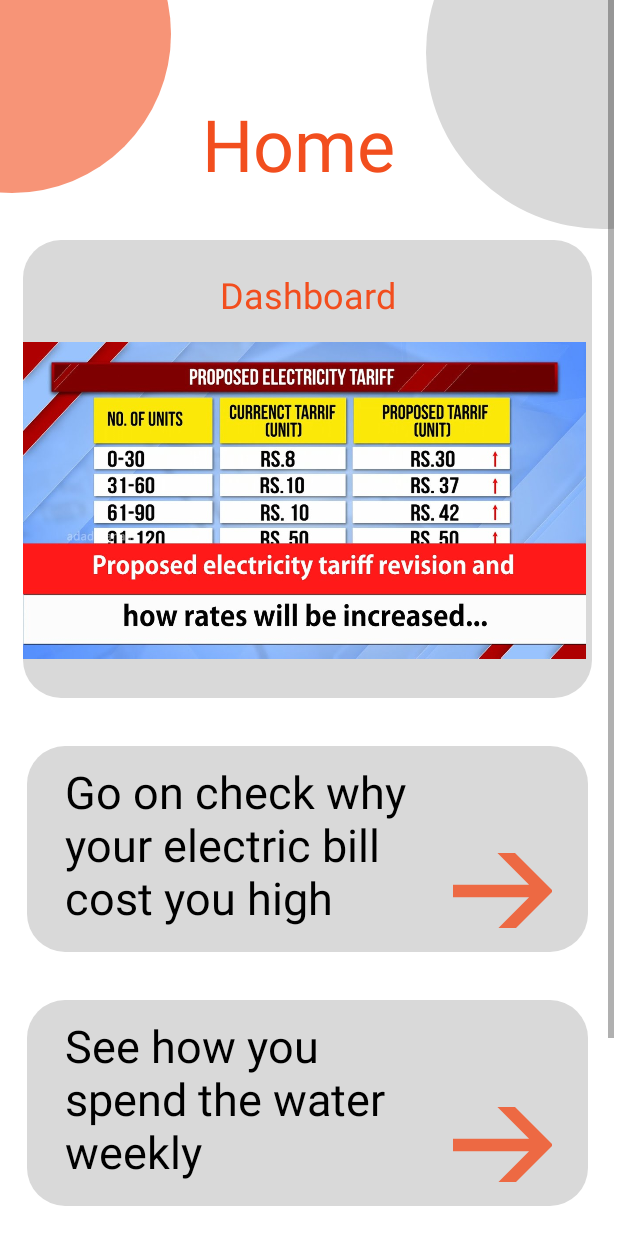
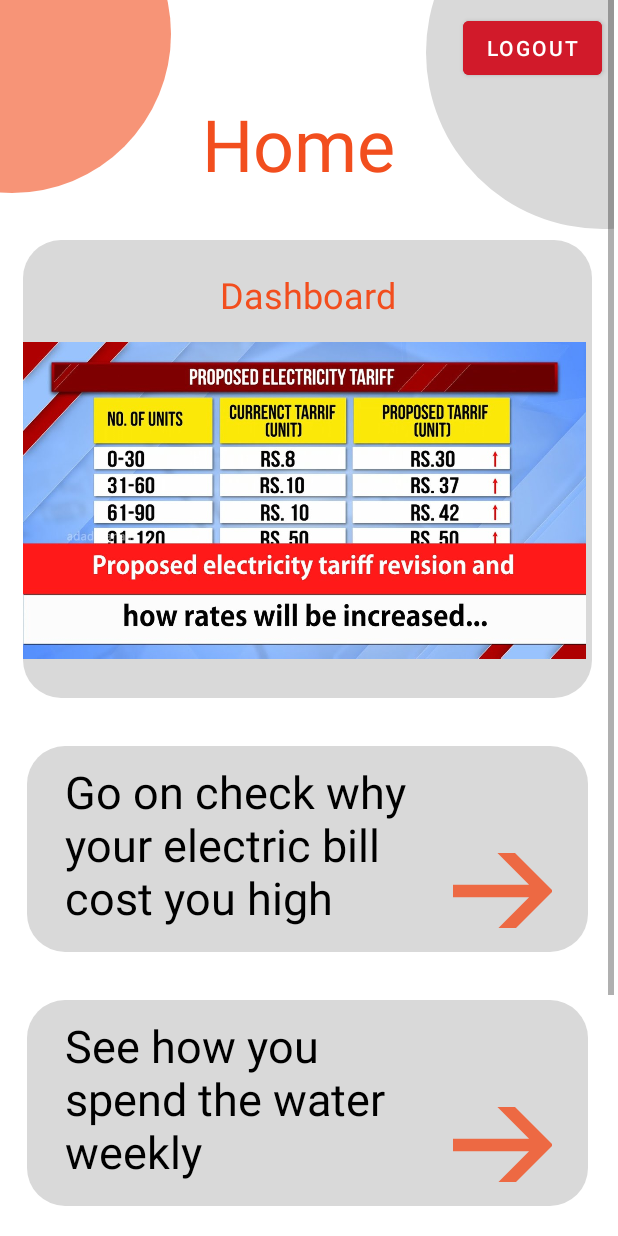
Before and after one commit to IT21333620/Utility-Manager, an Android app: the layout fragment_home_fragment.xml on its own in the app's theme, with its tools: preview values and no code run, on a phone screen of 412 x 824 dp. Run offline under Robolectric (Android 15) with nearby library versions, the phone set to English and light mode, and no system bars.

Commit message:
Init Commit dimen

```diff
--- a/app/src/main/AndroidManifest.xml
+++ b/app/src/main/AndroidManifest.xml
@@ -11,6 +11,9 @@
         android:supportsRtl="true"
         android:theme="@style/Theme.UtilityManager"
         tools:targetApi="31">
+        <activity
+            android:name=".electricity_warning_notification"
+            android:exported="false" />
         <activity
             android:name=".register"
             android:exported="false" />
--- /dev/null
+++ b/app/src/main/res/drawable/icon_warning_24.xml
@@ -0,0 +1,5 @@
+<vector android:height="48dp" android:tint="#EED202"
+    android:viewportHeight="24" android:viewportWidth="24"
+    android:width="48dp" xmlns:android="http://schemas.android.com/apk/res/android">
+    <path android:fillColor="@android:color/white" android:pathData="M1,21h22L12,2 1,21zM13,18h-2v-2h2v2zM13,14h-2v-4h2v4z"/>
+</vector>
--- a/app/src/main/res/layout/fragment_home_fragment.xml
+++ b/app/src/main/res/layout/fragment_home_fragment.xml
@@ -187,12 +187,14 @@
             android:layout_width="374dp"
             android:layout_height="137dp"
             android:layout_marginTop="32dp"
+            android:layout_marginBottom="50dp"
             android:background="@drawable/squre1"
             android:paddingLeft="25dp"
             android:paddingTop="10dp"
             android:text="@string/other_home"
             android:textColor="@color/black"
             android:textSize="30sp"
+            app:layout_constraintBottom_toBottomOf="parent"
             app:layout_constraintEnd_toEndOf="parent"
             app:layout_constraintHorizontal_bias="0.485"
             app:layout_constraintStart_toStartOf="parent"
@@ -223,5 +225,16 @@
             app:layout_constraintStart_toStartOf="@+id/textView90"
             app:layout_constraintTop_toTopOf="@+id/textView90" />
 
+        <Button
+            android:id="@+id/button24"
+            android:layout_width="wrap_content"
+            android:layout_height="@dimen/btn_height"
+            android:layout_marginTop="8dp"
+            android:layout_marginEnd="8dp"
+            android:backgroundTint="@color/red_cancel"
+            android:text="@string/logout"
+            app:layout_constraintEnd_toEndOf="parent"
+            app:layout_constraintTop_toTopOf="parent" />
+
     </androidx.constraintlayout.widget.ConstraintLayout>
 </ScrollView>
--- a/app/src/main/res/values/colors.xml
+++ b/app/src/main/res/values/colors.xml
@@ -12,4 +12,5 @@
     <color name="orange2">#FB9375</color>
     <color name="red_cancel">#D11A2A</color>
     <color name="Transparent">#00FFFFFF</color>
+    <color name="warning">#eed202</color>
 </resources>
--- a/app/src/main/res/values/strings.xml
+++ b/app/src/main/res/values/strings.xml
@@ -215,4 +215,8 @@
     <string name="reg3">### ##### ###</string>
     <string name="reg4">Enter Password</string>
     <string name="reg5">Re-Enter Password</string>
+    <string name="logout">Logout</string>
+    <string name="warning">Warning</string>
+    <string name="warning_msg">Your estimated unit is going be exceed by next week \n\nLimit your electricity usage  \!\!\!</string>
+    <string name="understand">Understand</string>
 </resources>
```
Also changed, not shown: app/src/main/java/com/example/utilitymanager/models/electricity_warning_notification.kt (added, +11 -0 lines), app/src/main/res/layout/activity_electricity_warning_notification.xml (added, +65 -0 lines).
